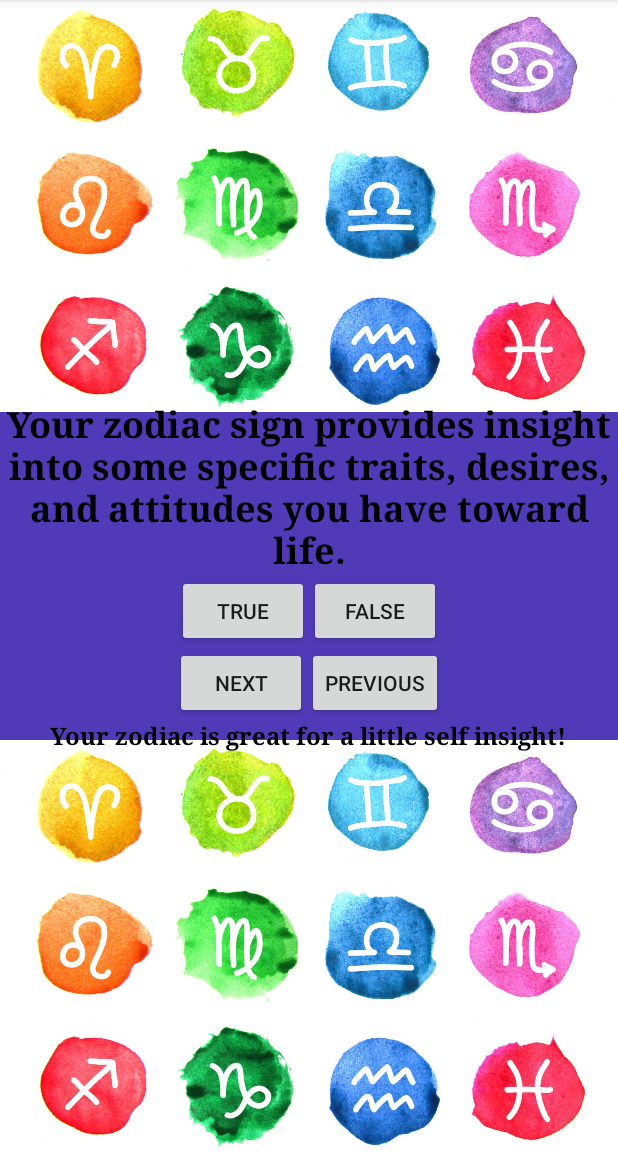
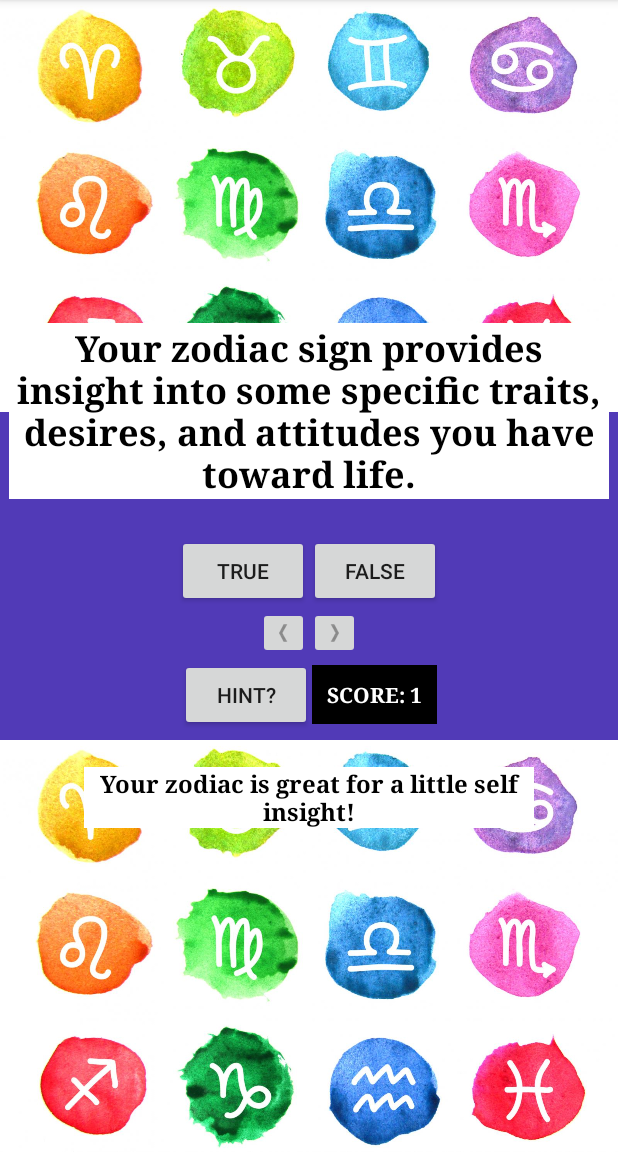
Before and after one commit to mcmillen-classroom/cis79a-checkpoint-2-jas-woo, an Android app: the screen it shows after launch (MainActivity), after a tap on "FALSE", on a phone screen of 412 x 824 dp, the part 84-1236 px from its top. Run offline under Robolectric (Android 15) with nearby library versions, the phone set to English and light mode, and no system bars; 1 other tap on this screen came first.

Commit message:
CHECKPOINT 2 - END - added HintButton, score count and score TextView

```diff
--- /dev/null
+++ b/app/src/main/java/jaswoo/quizapp/Feedback.java
@@ -0,0 +1,17 @@
+package jaswoo.quizapp;
+
+public class Feedback {
+    private int mFeedbackResId;
+
+    public Feedback(int feedbackResId) {
+        mFeedbackResId = feedbackResId;
+    }
+
+    public int getFeedbackResId() {
+        return mFeedbackResId;
+    }
+
+    public void setFeedbackResId(int feedbackResId) {
+        mFeedbackResId = feedbackResId;
+    }
+}
--- a/app/src/main/java/jaswoo/quizapp/MainActivity.java
+++ b/app/src/main/java/jaswoo/quizapp/MainActivity.java
@@ -2,29 +2,39 @@ package jaswoo.quizapp;
 
 import androidx.appcompat.app.AppCompatActivity;
 
+import android.media.Image;
 import android.os.Bundle;
 import android.view.Gravity;
 import android.view.View;
 import android.widget.Button;
+import android.widget.ImageButton;
 import android.widget.TextView;
 import android.widget.Toast;
 
-public class MainActivity extends AppCompatActivity implements View.OnClickListener {
+public class MainActivity extends AppCompatActivity implements View.OnClickListener
+{
 
     private TextView mTextView;
 
     private Button mTrueButton;
     private Button mFalseButton;
-    private TextView mFeedback;
-    private Button mNextButton;
-    private Button mPreviousButton;
-
+    //private TextView mFeedback;
+    private ImageButton mNextButton;
+    private ImageButton mPreviousButton;
+    private Button mHintButton;
 
     private Question[] mQuestions;
     private int mIndex;
+    private int mScore;
+
+    private Feedback[] mFeedbacks;
+    private int mFIndex;
+    private TextView mFeedback;
+    private TextView mScoreTextView;
 
     @Override
-    protected void onCreate(Bundle savedInstanceState) {
+    protected void onCreate(Bundle savedInstanceState)
+    {
         super.onCreate(savedInstanceState);
         setContentView(R.layout.activity_main);
 
@@ -32,59 +42,140 @@ public class MainActivity extends AppCompatActivity implements View.OnClickListe
         mTrueButton = (Button) findViewById(R.id.true_button);
         mFalseButton = (Button) findViewById(R.id.false_button);
         mFeedback = (TextView) findViewById(R.id.feedback_textview);
-        mNextButton = (Button) findViewById(R.id.next_button);
-        mPreviousButton = (Button) findViewById(R.id.previous_button);
+        mScoreTextView = (TextView) findViewById(R.id.score_text_view);
+        mNextButton = (ImageButton) findViewById(R.id.next_button);
+        mPreviousButton = (ImageButton) findViewById(R.id.previous_button);
+        mHintButton = (Button) findViewById(R.id.hint_button);
 
         mTrueButton.setOnClickListener(this);
         mFalseButton.setOnClickListener(this);
-        mFeedback.setOnClickListener(this);
         mNextButton.setOnClickListener(this);
         mPreviousButton.setOnClickListener(this);
+        mHintButton.setOnClickListener(this);
 
         mTextView = (TextView) findViewById(R.id.text_view);
 
         //INITIALIZE AN ARRAY OF QUESTIONS
         mQuestions = new Question[5];
         mIndex = 0;
-        //INITIAIZE EACH SLOT IN THE ARRAY
-        mQuestions[0] = new Question(R.string.question_1, true);
-        mQuestions[1] = new Question(R.string.question_2, false);
-        mQuestions[2] = new Question(R.string.question_3, false);
-        mQuestions[3] = new Question(R.string.question_4, true);
-        mQuestions[4] = new Question(R.string.question_5, false);
-
+        mScore = 0;
+        //INITIALIZE EACH SLOT IN THE ARRAY
+        mQuestions[0] = new Question(R.string.question_1, R.string.question_1_hint, true);
+        mQuestions[1] = new Question(R.string.question_2, R.string.question_2_hint, false);
+        mQuestions[2] = new Question(R.string.question_3, R.string.question_3_hint, false);
+        mQuestions[3] = new Question(R.string.question_4, R.string.question_4_hint, true);
+        mQuestions[4] = new Question(R.string.question_5, R.string.question_5_hint, false);
 
         mTextView.setText(mQuestions[mIndex].getTextResId());
 
+        mFeedbacks = new Feedback[5];
+        mFIndex = 0;
 
+        mFeedbacks[0] = new Feedback(R.string.feedback_1);
+        mFeedbacks[1] = new Feedback(R.string.feedback_2);
+        mFeedbacks[2] = new Feedback(R.string.feedback_3);
+        mFeedbacks[3] = new Feedback(R.string.feedback_4);
+        mFeedbacks[4] = new Feedback(R.string.feedback_5);
+
+        mFeedback.setText(mFeedbacks[mFIndex].getFeedbackResId());
+        mFeedback.setVisibility(View.GONE);
+
+        mScoreTextView.setText(getString(R.string.score, mScore));
     }
 
     @Override
-    public void onClick(View view) {
+    public void onClick(View view)
+    {
 
-        if (view.getId() == R.id.true_button && mQuestions[mIndex].getAnswer() == true) {
+        if (view.getId() == R.id.true_button)
+        {
+            if (checkAnswer(true) == true)
+            {
+                mScore++;
+                mScoreTextView.setText(getString(R.string.score, mScore));
+            }
+            mFeedback.setVisibility(View.VISIBLE);
+        }
+        else if (view.getId() == R.id.false_button)
+        {
+            if (checkAnswer(false))
+            {
+                mScore++;
+                mScoreTextView.setText(getString(R.string.score, mScore));
+
+            }
+            mFeedback.setVisibility(View.VISIBLE);
+        }
+        else if (view.getId() == R.id.next_button)
+        {
+            mFeedback.setVisibility(View.GONE);
+            //CHANGE TO NEXT QUESTION
+            //INCREMENT THE INDEX BY ONE
+
+            mIndex++;
+            mFIndex++;
+
+            if (mIndex < mQuestions.length)
+            {
+                //DO IF STATEMENT HERE:
+                //IF mINDEX IS GREATER THAN OR EQUAL TO mQUESTIONS.LENGTH
+                // set mIndex to 0
+                // -or- end the quiz
+                //CREATE A SCORE COUNTER
+                // could hide views at end of Quiz
+
+
+                //CHANGE TEXT IN VIEW
+                mTextView.setText(mQuestions[mIndex].getTextResId());
+                mFeedback.setText(mFeedbacks[mFIndex].getFeedbackResId());
+            }
+            else
+            {
+                mTextView.setText(R.string.question_end);
+                mFeedback.setVisibility(view.VISIBLE);
+                mFeedback.setText(R.string.feedback_end);
+            }
+        }
+        else if (view.getId() == R.id.previous_button)
+        {
+            mFeedback.setVisibility(View.GONE);
+
+            //CHANGE TO PREVIOUS QUESTION
+            mIndex--;
+            mFIndex--;
+
+
+            if (mIndex < 0)
+            {
+                mIndex = 0;
+                mFIndex = 0;
+            }
+            mTextView.setText(mQuestions[mIndex].getTextResId());
+            mFeedback.setText(mFeedbacks[mFIndex].getFeedbackResId());
+
+        }
+        else if (view.getId() == R.id.hint_button)
+        {
+            Toast myToast = Toast.makeText(this, mQuestions[mIndex].getHintTextResId(), Toast.LENGTH_LONG);
+            myToast.show();
+        }
+    }
+
+    public boolean checkAnswer(boolean userInput)
+    {
+        if (mQuestions[mIndex].getAnswer() == userInput)
+        {
             Toast myToast = Toast.makeText(this, "YOU ARE CORRECT!", Toast.LENGTH_SHORT);
             myToast.setGravity(Gravity.TOP, 0, 0);
             myToast.show();
+            return true;
         }
-        else if (view.getId() == R.id.false_button && mQuestions[mIndex].getAnswer() == false) {
-            Toast myToast = Toast.makeText(this, "YOU ARE CORRECT!", Toast.LENGTH_SHORT);
-            myToast.setGravity(Gravity.TOP, 0, 0);
-            myToast.show();
-        }
-        else if (view.getId() == R.id.next_button) {
-
-            //CHANGE TO NEXT QUESTION
-        }
-        else if (view.getId() == R.id.previous_button) {
-            //CHANGE TO PREVIOUS QUESTION
-
-        }
-        else {
+        else
+        {
             Toast myToast = Toast.makeText(this, "You are incorrect😟", Toast.LENGTH_SHORT);
             myToast.setGravity(Gravity.TOP, 0, 0);
             myToast.show();
+            return false;
         }
-
     }
 }
--- a/app/src/main/java/jaswoo/quizapp/Question.java
+++ b/app/src/main/java/jaswoo/quizapp/Question.java
@@ -2,10 +2,13 @@ package jaswoo.quizapp;
 
 public class Question {
     private int mTextResId;
+    private int mHintTextResId;
     private boolean mAnswer;
 
-    public Question(int textResId, boolean answer) {
+
+    public Question(int textResId, int hintTextResId, boolean answer) {
         mTextResId = textResId;
+        mHintTextResId = hintTextResId;
         mAnswer = answer;
     }
 
@@ -17,6 +20,16 @@ public class Question {
         mTextResId = textResId;
     }
 
+    public int getHintTextResId()
+    {
+        return mHintTextResId;
+    }
+
+    public void setHintTextResId(int hintTextResId)
+    {
+        mHintTextResId = hintTextResId;
+    }
+
     public boolean getAnswer() {
         return mAnswer;
     }
--- a/app/src/main/res/layout/activity_main.xml
+++ b/app/src/main/res/layout/activity_main.xml
@@ -28,14 +28,16 @@
 
     <TextView
         android:id="@+id/text_view"
-        android:layout_width="wrap_content"
+        android:layout_width="400dp"
         android:layout_height="wrap_content"
+        android:layout_marginBottom="24dp"
         android:text="@string/question_1"
         android:textSize="24dp"
         android:textColor="@color/colorBlack"
         android:fontFamily="serif"
         android:textAlignment="center"
         android:textStyle="bold"
+        android:background="@color/colorWhite"
         />
 
     <LinearLayout
@@ -59,30 +61,56 @@
     <LinearLayout
         android:layout_width="wrap_content"
         android:layout_height="wrap_content" >
-        <Button
+        <ImageButton
+            android:id="@+id/previous_button"
+            android:layout_width="wrap_content"
+            android:layout_height="wrap_content"
+            android:src="@drawable/arrow_left"
+            />
+        <ImageButton
             android:id="@+id/next_button"
             android:layout_width="wrap_content"
             android:layout_height="wrap_content"
-            android:text="@string/next_button"
+            android:src="@drawable/arrow_right"
             />
+
+    </LinearLayout>
+
+    <LinearLayout
+        android:layout_width="wrap_content"
+        android:layout_height="wrap_content">
         <Button
-            android:id="@+id/previous_button"
+            android:id="@+id/hint_button"
             android:layout_width="wrap_content"
             android:layout_height="wrap_content"
-            android:text="@string/previous_button"
+            android:text="@string/hint_button"
+            />
+        <TextView
+            android:id="@+id/score_text_view"
+            android:layout_width="wrap_content"
+            android:layout_height="wrap_content"
+            android:text="@string/score"
+            android:background="@color/colorBlack"
+            android:textColor="@color/colorWhite"
+            android:textStyle="bold"
+            android:textSize="14dp"
+            android:fontFamily="serif"
+            android:padding="10dp"
             />
     </LinearLayout>
 
     <TextView
-        android:layout_width="wrap_content"
+        android:id="@+id/feedback_textview"
+        android:layout_width="300dp"
         android:layout_height="wrap_content"
-        android:id="@+id/feedback_textview"
+        android:layout_marginTop="24dp"
         android:textSize="16dp"
         android:text="@string/feedback_1"
         android:textColor="@color/colorBlack"
         android:fontFamily="serif"
         android:textStyle="bold"
         android:textAlignment="center"
+        android:background="@color/colorWhite"
         />
 
 </LinearLayout>
--- a/app/src/main/res/values/strings.xml
+++ b/app/src/main/res/values/strings.xml
@@ -4,18 +4,33 @@
     <string name="question_text">Placeholder for first question...</string>
     <string name="true_button">True</string>
     <string name="false_button">False</string>
+    <string name="hint_button">Hint?</string>
+
     <string name="question_1">Your zodiac sign provides insight into some specific traits, desires, and attitudes you have toward life.</string>
     <string name="question_2">There are 13 zodiac signs.</string>
     <string name="question_3">The are 3 elements that each sign belongs to: air, fire, and water.</string>
     <string name="question_4">Astrology is the study of the movements and relative positions of celestial bodies interpreted as having an influence on human affairs and the natural world.</string>
     <string name="question_5">Each sign begins on the 1st day of the month and ends on the last.</string>
+
     <string name="feedback_box">Placeholder for feedback</string>
     <string name="feedback_1">Your zodiac is great for a little self insight!</string>
     <string name="feedback_2">There are only 12 zodiac signs!</string>
     <string name="feedback_3">There are 4 elements that correspond with 3 signs each: Fire, Earth, Air, Water.</string>
     <string name="feedback_4">Each person\'s chart is compiled from the place and time of birth around the world, making you completely unique!</string>
     <string name="feedback_5">The signs start between the 19th and 23rd, and they run approx. a month.</string>
+
     <string name="next_button">Next</string>
     <string name="previous_button">Previous</string>
 
+    <string name="question_end">You finished the quiz!</string>
+    <string name="feedback_end">Find out more and get a free birth chart at https://cafeastrology.com/</string>
+
+    <string name="question_1_hint">Placeholder1</string>
+    <string name="question_2_hint">Placeholder2</string>
+    <string name="question_3_hint">Placeholder3</string>
+    <string name="question_4_hint">Placeholder4</string>
+    <string name="question_5_hint">Placeholder5</string>
+
+    <string name="score">SCORE: %1$d</string>
+
 </resources>
```
Also changed, not shown: app/src/main/res/drawable-hdpi/arrow_left.png (added), app/src/main/res/drawable-hdpi/arrow_right.png (added), app/src/main/res/drawable-mdpi/arrow_left.png (added), app/src/main/res/drawable-mdpi/arrow_right.png (added), app/src/main/res/drawable-xhdpi/arrow_left.png (added), app/src/main/res/drawable-xhdpi/arrow_right.png (added), app/src/main/res/drawable-xxhdpi/arrow_left.png (added), app/src/main/res/drawable-xxhdpi/arrow_right.png (added).
